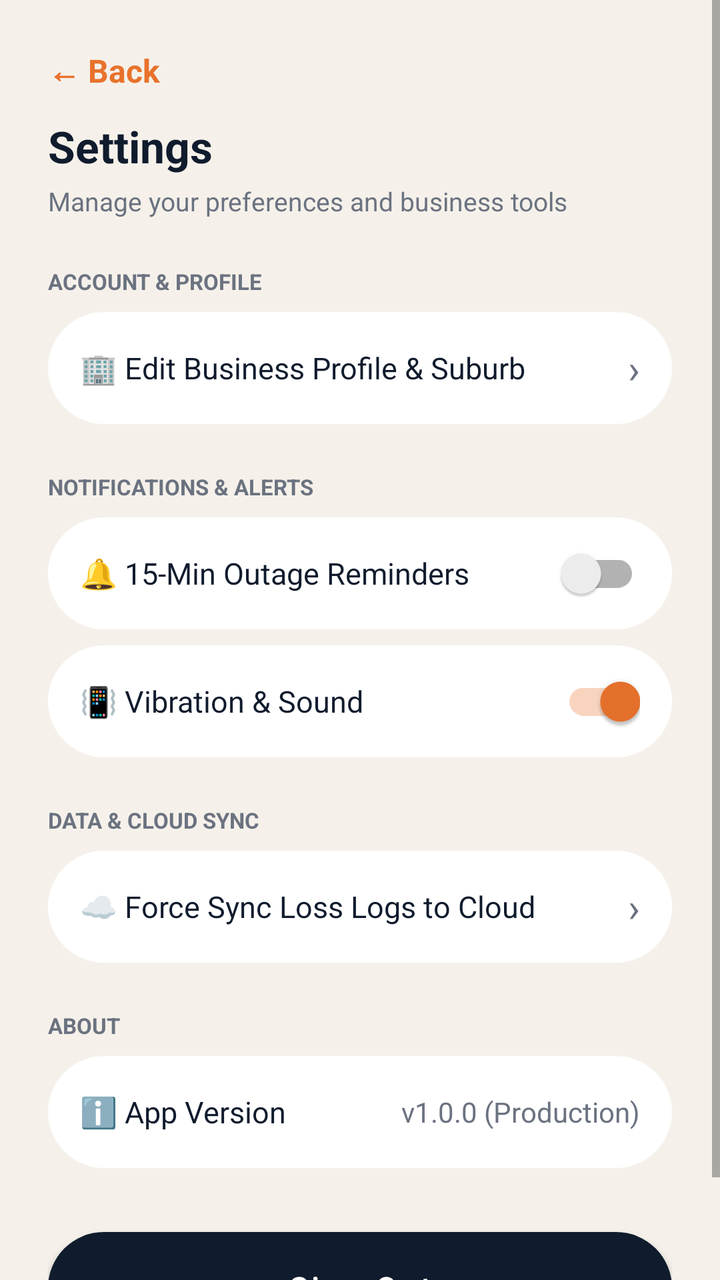
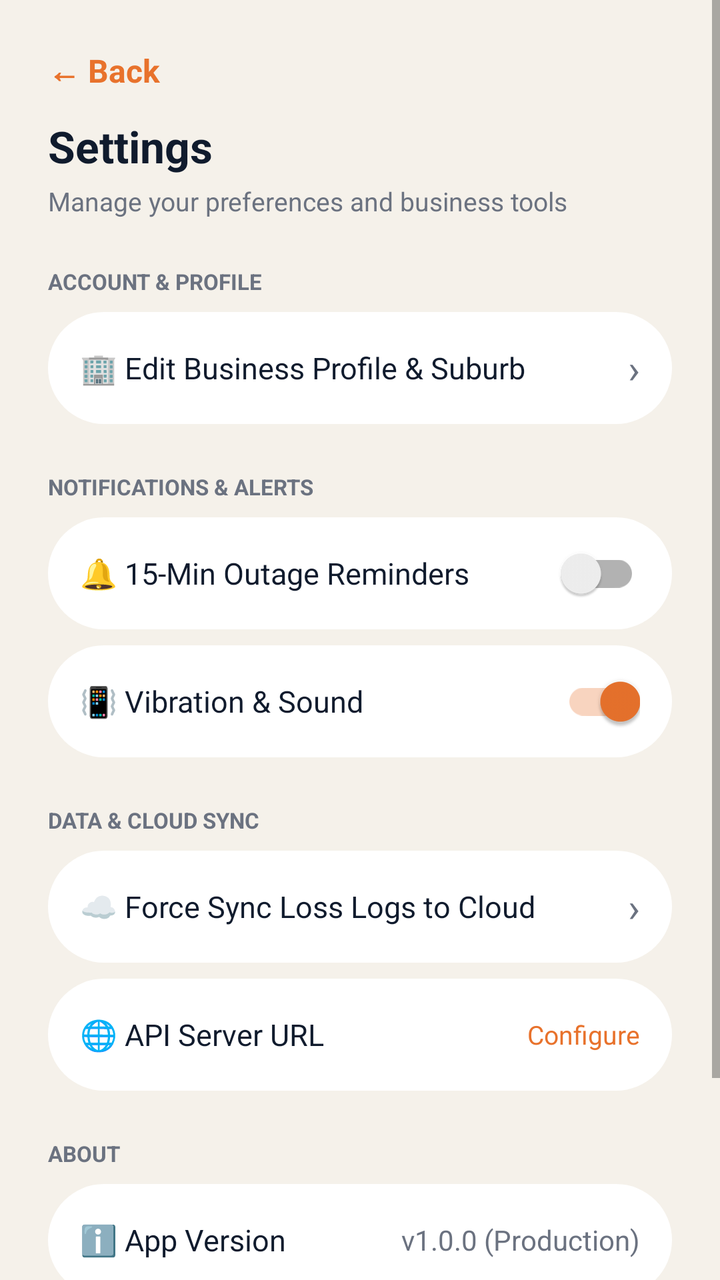

Two renders of the same Android screen: before a commit and after it. Below are the layout's source before the change and the commit's diff.
<!-- AndroidManifest.xml: application theme Theme.SmartLoadShedding -->
<!-- res/layout/activity_settings.xml -->
<?xml version="1.0" encoding="utf-8"?>
<ScrollView xmlns:android="http://schemas.android.com/apk/res/android"
    android:layout_width="match_parent"
    android:layout_height="match_parent"
    android:fitsSystemWindows="true"
    android:background="@color/background_cream"
    android:fillViewport="true">

    <LinearLayout
        android:layout_width="match_parent"
        android:layout_height="wrap_content"
        android:orientation="vertical"
        android:padding="24dp">

        <TextView
            android:id="@+id/btnBack"
            android:layout_width="wrap_content"
            android:layout_height="wrap_content"
            android:layout_marginBottom="12dp"
            android:clickable="true"
            android:focusable="true"
            android:text="← Back"
            android:textColor="@color/brand_orange"
            android:textSize="16sp"
            android:textStyle="bold" />

        <TextView
            android:layout_width="wrap_content"
            android:layout_height="wrap_content"
            android:text="Settings"
            android:textColor="@color/brand_navy"
            android:textSize="22sp"
            android:textStyle="bold" />

        <TextView
            android:layout_width="wrap_content"
            android:layout_height="wrap_content"
            android:layout_marginTop="4dp"
            android:text="Manage your preferences and business tools"
            android:textColor="@color/text_secondary"
            android:textSize="13sp" />

        
        <TextView
            android:layout_width="wrap_content"
            android:layout_height="wrap_content"
            android:layout_marginTop="24dp"
            android:text="ACCOUNT &amp; PROFILE"
            android:textColor="@color/text_secondary"
            android:textSize="11sp"
            android:textStyle="bold" />

        <LinearLayout
            android:id="@+id/rowEditProfile"
            android:layout_width="match_parent"
            android:layout_height="56dp"
            android:layout_marginTop="8dp"
            android:background="@drawable/bg_rounded_input"
            android:gravity="center_vertical"
            android:orientation="horizontal"
            android:paddingStart="16dp"
            android:paddingEnd="16dp"
            android:clickable="true"
            android:focusable="true">

            <TextView
                android:layout_width="0dp"
                android:layout_height="wrap_content"
                android:layout_weight="1"
                android:text="🏢 Edit Business Profile &amp; Suburb"
                android:textColor="@color/brand_navy"
                android:textSize="15sp" />

            <TextView
                android:layout_width="wrap_content"
                android:layout_height="wrap_content"
                android:text="›"
                android:textColor="@color/text_secondary"
                android:textSize="20sp" />
        </LinearLayout>

        
        <TextView
            android:layout_width="wrap_content"
            android:layout_height="wrap_content"
            android:layout_marginTop="24dp"
            android:text="NOTIFICATIONS &amp; ALERTS"
            android:textColor="@color/text_secondary"
            android:textSize="11sp"
            android:textStyle="bold" />

        <LinearLayout
            android:layout_width="match_parent"
            android:layout_height="56dp"
            android:layout_marginTop="8dp"
            android:background="@drawable/bg_rounded_input"
            android:gravity="center_vertical"
            android:orientation="horizontal"
            android:paddingStart="16dp"
            android:paddingEnd="16dp">

            <TextView
                android:layout_width="0dp"
                android:layout_height="wrap_content"
                android:layout_weight="1"
                android:text="🔔 15-Min Outage Reminders"
                android:textColor="@color/brand_navy"
                android:textSize="15sp" />

            <androidx.appcompat.widget.SwitchCompat
                android:id="@+id/switchSettingsReminder"
                android:layout_width="wrap_content"
                android:layout_height="wrap_content" />
        </LinearLayout>

        <LinearLayout
            android:layout_width="match_parent"
            android:layout_height="56dp"
            android:layout_marginTop="8dp"
            android:background="@drawable/bg_rounded_input"
            android:gravity="center_vertical"
            android:orientation="horizontal"
            android:paddingStart="16dp"
            android:paddingEnd="16dp">

            <TextView
                android:layout_width="0dp"
                android:layout_height="wrap_content"
                android:layout_weight="1"
                android:text="📳 Vibration &amp; Sound"
                android:textColor="@color/brand_navy"
                android:textSize="15sp" />

            <androidx.appcompat.widget.SwitchCompat
                android:id="@+id/switchSettingsSound"
                android:layout_width="wrap_content"
                android:layout_height="wrap_content"
                android:checked="true" />
        </LinearLayout>

        
        <TextView
            android:layout_width="wrap_content"
            android:layout_height="wrap_content"
            android:layout_marginTop="24dp"
            android:text="DATA &amp; CLOUD SYNC"
            android:textColor="@color/text_secondary"
            android:textSize="11sp"
            android:textStyle="bold" />

        <LinearLayout
            android:id="@+id/rowSyncData"
            android:layout_width="match_parent"
            android:layout_height="56dp"
            android:layout_marginTop="8dp"
            android:background="@drawable/bg_rounded_input"
            android:gravity="center_vertical"
            android:orientation="horizontal"
            android:paddingStart="16dp"
            android:paddingEnd="16dp"
            android:clickable="true"
            android:focusable="true">

            <TextView
                android:layout_width="0dp"
                android:layout_height="wrap_content"
                android:layout_weight="1"
                android:text="☁️ Force Sync Loss Logs to Cloud"
                android:textColor="@color/brand_navy"
                android:textSize="15sp" />

            <TextView
                android:layout_width="wrap_content"
                android:layout_height="wrap_content"
                android:text="›"
                android:textColor="@color/text_secondary"
                android:textSize="20sp" />
        </LinearLayout>

        
        <TextView
            android:layout_width="wrap_content"
            android:layout_height="wrap_content"
            android:layout_marginTop="24dp"
            android:text="ABOUT"
            android:textColor="@color/text_secondary"
            android:textSize="11sp"
            android:textStyle="bold" />

        <LinearLayout
            android:layout_width="match_parent"
            android:layout_height="56dp"
            android:layout_marginTop="8dp"
            android:background="@drawable/bg_rounded_input"
            android:gravity="center_vertical"
            android:orientation="horizontal"
            android:paddingStart="16dp"
            android:paddingEnd="16dp">

            <TextView
                android:layout_width="0dp"
                android:layout_height="wrap_content"
                android:layout_weight="1"
                android:text="ℹ️ App Version"
                android:textColor="@color/brand_navy"
                android:textSize="15sp" />

            <TextView
                android:layout_width="wrap_content"
                android:layout_height="wrap_content"
                android:text="v1.0.0 (Production)"
                android:textColor="@color/text_secondary"
                android:textSize="14sp" />
        </LinearLayout>

        <Button
            android:id="@+id/btnSettingsSignOut"
            android:layout_width="match_parent"
            android:layout_height="56dp"
            android:layout_marginTop="32dp"
            android:background="@drawable/bg_rounded_input"
            android:backgroundTint="@color/brand_orange"
            android:text="Sign Out"
            android:textAllCaps="false"
            android:textColor="@android:color/white"
            android:textSize="16sp" />

    </LinearLayout>
</ScrollView>
<!-- resources referenced by this layout -->
<resources>
  <color name="background_cream">#F5F1EA</color>
  <color name="brand_navy">#101B2D</color>
  <color name="brand_orange">#E8722C</color>
  <color name="text_secondary">#6B7280</color>
  <!-- drawable bg_rounded_input (drawable) -->
  <?xml version="1.0" encoding="utf-8"?>
  <shape xmlns:android="http://schemas.android.com/apk/res/android"
      android:shape="rectangle">
      <solid android:color="@android:color/white" />
      <corners android:radius="28dp" />
  </shape>
  <style name="Theme.SmartLoadShedding" parent="Theme.MaterialComponents.DayNight.NoActionBar">
          <item name="colorPrimary">@color/brand_navy</item>
          <item name="colorSecondary">@color/brand_orange</item>
          <item name="android:windowBackground">@color/background_cream</item>
          <item name="colorOnPrimary">@color/white</item>
      </style>
  <color name="white">#FFFFFFFF</color>
</resources>

<!-- the commit's change to res/layout/activity_settings.xml (unified diff, before → after) -->
@@ -177,6 +177,36 @@
                 android:textSize="20sp" />
         </LinearLayout>
 
+        <LinearLayout
+            android:id="@+id/rowServerUrl"
+            android:layout_width="match_parent"
+            android:layout_height="56dp"
+            android:layout_marginTop="8dp"
+            android:background="@drawable/bg_rounded_input"
+            android:gravity="center_vertical"
+            android:orientation="horizontal"
+            android:paddingStart="16dp"
+            android:paddingEnd="16dp"
+            android:clickable="true"
+            android:focusable="true">
+
+            <TextView
+                android:layout_width="0dp"
+                android:layout_height="wrap_content"
+                android:layout_weight="1"
+                android:text="🌐 API Server URL"
+                android:textColor="@color/brand_navy"
+                android:textSize="15sp" />
+
+            <TextView
+                android:id="@+id/tvCurrentServerUrl"
+                android:layout_width="wrap_content"
+                android:layout_height="wrap_content"
+                android:text="Configure"
+                android:textColor="@color/brand_orange"
+                android:textSize="13sp" />
+        </LinearLayout>
+
         
         <TextView
             android:layout_width="wrap_content"
